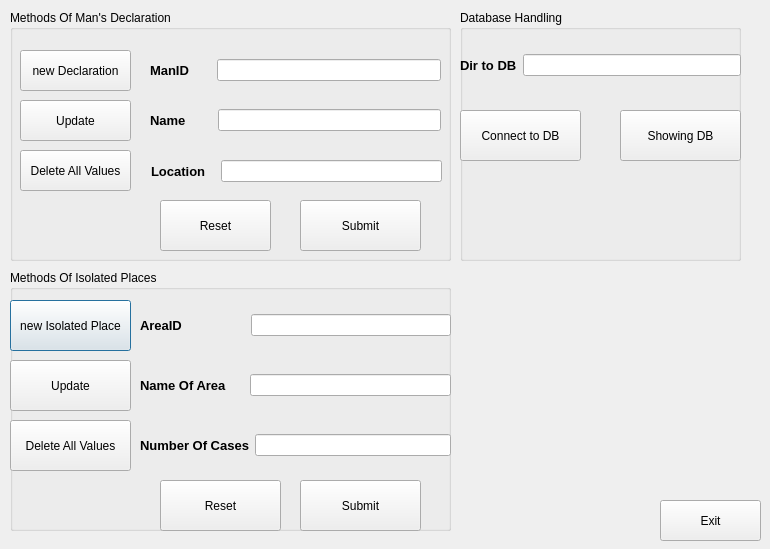
Old version of the form Doing_Project/Declaration/mainmenu.ui in the repository PhanNgocTrieu/Qt.
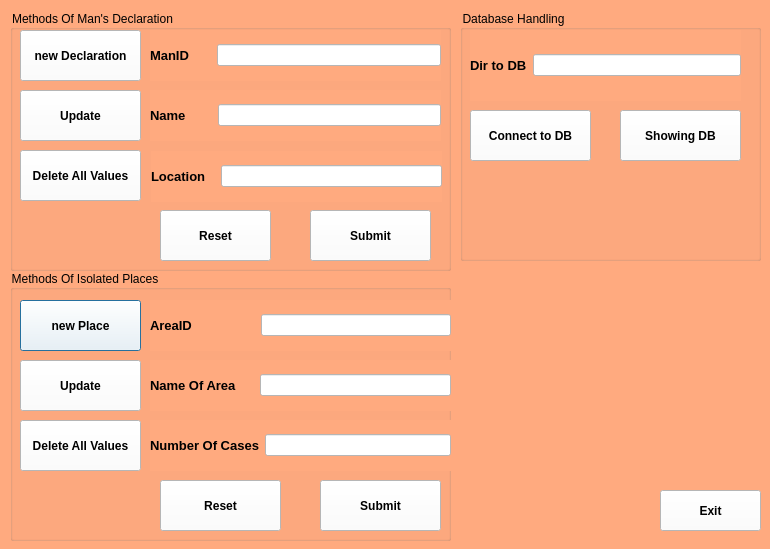
New version of the form.

```diff
--- a/Doing_Project/Declaration/mainmenu.ui
+++ b/Doing_Project/Declaration/mainmenu.ui
@@ -13,13 +13,17 @@
   <property name="windowTitle">
    <string>Dialog</string>
   </property>
+  <property name="styleSheet">
+   <string notr="true">
+background-color: rgb(255, 170, 127);</string>
+  </property>
   <widget class="QGroupBox" name="groupIsolatedPlace">
    <property name="geometry">
     <rect>
      <x>10</x>
      <y>270</y>
      <width>441</width>
-     <height>261</height>
+     <height>271</height>
     </rect>
    </property>
    <property name="title">
@@ -28,25 +32,43 @@
    <widget class="QPushButton" name="btnNewIsolatedPlace">
     <property name="geometry">
      <rect>
-      <x>0</x>
+      <x>10</x>
       <y>30</y>
       <width>121</width>
       <height>51</height>
      </rect>
     </property>
+    <property name="font">
+     <font>
+      <weight>75</weight>
+      <bold>true</bold>
+     </font>
+    </property>
+    <property name="styleSheet">
+     <string notr="true">background-color: rgb(255, 255, 255);</string>
+    </property>
     <property name="text">
-     <string>new Isolated Place</string>
+     <string>new Place</string>
     </property>
    </widget>
    <widget class="QPushButton" name="btnUpdateIsolatedPlace">
     <property name="geometry">
      <rect>
-      <x>0</x>
+      <x>10</x>
       <y>90</y>
       <width>121</width>
       <height>51</height>
      </rect>
     </property>
+    <property name="font">
+     <font>
+      <weight>75</weight>
+      <bold>true</bold>
+     </font>
+    </property>
+    <property name="styleSheet">
+     <string notr="true">background-color: rgb(255, 255, 255);</string>
+    </property>
     <property name="text">
      <string>Update</string>
     </property>
@@ -60,6 +82,15 @@
       <height>51</height>
      </rect>
     </property>
+    <property name="font">
+     <font>
+      <weight>75</weight>
+      <bold>true</bold>
+     </font>
+    </property>
+    <property name="styleSheet">
+     <string notr="true">background-color: rgb(255, 255, 255);</string>
+    </property>
     <property name="text">
      <string>Reset</string>
     </property>
@@ -67,12 +98,21 @@
    <widget class="QPushButton" name="btnSubmitOfIsolated">
     <property name="geometry">
      <rect>
-      <x>290</x>
+      <x>310</x>
       <y>210</y>
       <width>121</width>
       <height>51</height>
      </rect>
     </property>
+    <property name="font">
+     <font>
+      <weight>75</weight>
+      <bold>true</bold>
+     </font>
+    </property>
+    <property name="styleSheet">
+     <string notr="true">background-color: rgb(255, 255, 255);</string>
+    </property>
     <property name="text">
      <string>Submit</string>
     </property>
@@ -80,9 +120,9 @@
    <widget class="QWidget" name="layoutWidget_5">
     <property name="geometry">
      <rect>
-      <x>130</x>
+      <x>140</x>
       <y>150</y>
-      <width>311</width>
+      <width>301</width>
       <height>51</height>
      </rect>
     </property>
@@ -102,16 +142,20 @@
       </widget>
      </item>
      <item>
-      <widget class="QLineEdit" name="txtNumberOfCases"/>
+      <widget class="QLineEdit" name="txtNumberOfCases">
+       <property name="styleSheet">
+        <string notr="true">background-color: rgb(255, 255, 255);</string>
+       </property>
+      </widget>
      </item>
     </layout>
    </widget>
    <widget class="QWidget" name="layoutWidget_6">
     <property name="geometry">
      <rect>
-      <x>130</x>
+      <x>140</x>
       <y>90</y>
-      <width>311</width>
+      <width>301</width>
       <height>51</height>
      </rect>
     </property>
@@ -134,16 +178,20 @@
       </widget>
      </item>
      <item>
-      <widget class="QLineEdit" name="txtNameOfArea"/>
+      <widget class="QLineEdit" name="txtNameOfArea">
+       <property name="styleSheet">
+        <string notr="true">background-color: rgb(255, 255, 255);</string>
+       </property>
+      </widget>
      </item>
     </layout>
    </widget>
    <widget class="QWidget" name="layoutWidget_7">
     <property name="geometry">
      <rect>
-      <x>130</x>
+      <x>140</x>
       <y>30</y>
-      <width>311</width>
+      <width>301</width>
       <height>51</height>
      </rect>
     </property>
@@ -175,19 +223,32 @@
       </widget>
      </item>
      <item>
-      <widget class="QLineEdit" name="txtAreaID"/>
+      <widget class="QLineEdit" name="txtAreaID">
+       <property name="styleSheet">
+        <string notr="true">background-color: rgb(255, 255, 255);</string>
+       </property>
+      </widget>
      </item>
     </layout>
    </widget>
    <widget class="QPushButton" name="btnDeleteAllValuesIsolated">
     <property name="geometry">
      <rect>
-      <x>0</x>
+      <x>10</x>
       <y>150</y>
       <width>121</width>
       <height>51</height>
      </rect>
     </property>
+    <property name="font">
+     <font>
+      <weight>75</weight>
+      <bold>true</bold>
+     </font>
+    </property>
+    <property name="styleSheet">
+     <string notr="true">background-color: rgb(255, 255, 255);</string>
+    </property>
     <property name="text">
      <string>Delete All Values</string>
     </property>
@@ -198,7 +259,7 @@
     <rect>
      <x>460</x>
      <y>10</y>
-     <width>281</width>
+     <width>301</width>
      <height>251</height>
     </rect>
    </property>
@@ -208,12 +269,21 @@
    <widget class="QPushButton" name="ButtonConnectDB">
     <property name="geometry">
      <rect>
-      <x>0</x>
+      <x>10</x>
       <y>100</y>
       <width>121</width>
       <height>51</height>
      </rect>
     </property>
+    <property name="font">
+     <font>
+      <weight>75</weight>
+      <bold>true</bold>
+     </font>
+    </property>
+    <property name="styleSheet">
+     <string notr="true">background-color: rgb(255, 255, 255);</string>
+    </property>
     <property name="text">
      <string>Connect to DB</string>
     </property>
@@ -227,6 +297,15 @@
       <height>51</height>
      </rect>
     </property>
+    <property name="font">
+     <font>
+      <weight>75</weight>
+      <bold>true</bold>
+     </font>
+    </property>
+    <property name="styleSheet">
+     <string notr="true">background-color: rgb(255, 255, 255);</string>
+    </property>
     <property name="text">
      <string>Showing DB</string>
     </property>
@@ -234,9 +313,9 @@
    <widget class="QWidget" name="layoutWidget_4">
     <property name="geometry">
      <rect>
-      <x>0</x>
+      <x>10</x>
       <y>20</y>
-      <width>281</width>
+      <width>271</width>
       <height>71</height>
      </rect>
     </property>
@@ -256,7 +335,11 @@
       </widget>
      </item>
      <item>
-      <widget class="QLineEdit" name="txtDirOfDB"/>
+      <widget class="QLineEdit" name="txtDirOfDB">
+       <property name="styleSheet">
+        <string notr="true">background-color: rgb(255, 255, 255);</string>
+       </property>
+      </widget>
      </item>
     </layout>
    </widget>
@@ -265,11 +348,20 @@
    <property name="geometry">
     <rect>
      <x>660</x>
-     <y>500</y>
+     <y>490</y>
      <width>101</width>
      <height>41</height>
     </rect>
    </property>
+   <property name="font">
+    <font>
+     <weight>75</weight>
+     <bold>true</bold>
+    </font>
+   </property>
+   <property name="styleSheet">
+    <string notr="true">background-color: rgb(255, 255, 255);</string>
+   </property>
    <property name="text">
     <string>Exit</string>
    </property>
@@ -280,7 +372,7 @@
      <x>10</x>
      <y>10</y>
      <width>441</width>
-     <height>251</height>
+     <height>261</height>
     </rect>
    </property>
    <property name="title">
@@ -290,11 +382,20 @@
     <property name="geometry">
      <rect>
       <x>10</x>
-      <y>40</y>
-      <width>111</width>
-      <height>41</height>
+      <y>20</y>
+      <width>121</width>
+      <height>51</height>
      </rect>
     </property>
+    <property name="font">
+     <font>
+      <weight>75</weight>
+      <bold>true</bold>
+     </font>
+    </property>
+    <property name="styleSheet">
+     <string notr="true">background-color: rgb(255, 255, 255);</string>
+    </property>
     <property name="text">
      <string>new Declaration</string>
     </property>
@@ -303,11 +404,20 @@
     <property name="geometry">
      <rect>
       <x>10</x>
-      <y>90</y>
-      <width>111</width>
-      <height>41</height>
+      <y>80</y>
+      <width>121</width>
+      <height>51</height>
      </rect>
     </property>
+    <property name="font">
+     <font>
+      <weight>75</weight>
+      <bold>true</bold>
+     </font>
+    </property>
+    <property name="styleSheet">
+     <string notr="true">background-color: rgb(255, 255, 255);</string>
+    </property>
     <property name="text">
      <string>Update</string>
     </property>
@@ -316,11 +426,20 @@
     <property name="geometry">
      <rect>
       <x>150</x>
-      <y>190</y>
+      <y>200</y>
       <width>111</width>
       <height>51</height>
      </rect>
     </property>
+    <property name="font">
+     <font>
+      <weight>75</weight>
+      <bold>true</bold>
+     </font>
+    </property>
+    <property name="styleSheet">
+     <string notr="true">background-color: rgb(255, 255, 255);</string>
+    </property>
     <property name="text">
      <string>Reset</string>
     </property>
@@ -328,12 +447,21 @@
    <widget class="QPushButton" name="pushButtonSubmitOfDeclaration">
     <property name="geometry">
      <rect>
-      <x>290</x>
-      <y>190</y>
+      <x>300</x>
+      <y>200</y>
       <width>121</width>
       <height>51</height>
      </rect>
     </property>
+    <property name="font">
+     <font>
+      <weight>75</weight>
+      <bold>true</bold>
+     </font>
+    </property>
+    <property name="styleSheet">
+     <string notr="true">background-color: rgb(255, 255, 255);</string>
+    </property>
     <property name="text">
      <string>Submit</string>
     </property>
@@ -342,9 +470,9 @@
     <property name="geometry">
      <rect>
       <x>140</x>
-      <y>40</y>
+      <y>20</y>
       <width>291</width>
-      <height>41</height>
+      <height>51</height>
      </rect>
     </property>
     <layout class="QHBoxLayout" name="horizontalLayout">
@@ -366,7 +494,11 @@
       </widget>
      </item>
      <item>
-      <widget class="QLineEdit" name="txtManID"/>
+      <widget class="QLineEdit" name="txtManID">
+       <property name="styleSheet">
+        <string notr="true">background-color: rgb(255, 255, 255);</string>
+       </property>
+      </widget>
      </item>
     </layout>
    </widget>
@@ -374,9 +506,9 @@
     <property name="geometry">
      <rect>
       <x>140</x>
-      <y>90</y>
+      <y>80</y>
       <width>291</width>
-      <height>41</height>
+      <height>51</height>
      </rect>
     </property>
     <layout class="QHBoxLayout" name="horizontalLayout_2">
@@ -401,7 +533,11 @@
       </widget>
      </item>
      <item>
-      <widget class="QLineEdit" name="txtName"/>
+      <widget class="QLineEdit" name="txtName">
+       <property name="styleSheet">
+        <string notr="true">background-color: rgb(255, 255, 255);</string>
+       </property>
+      </widget>
      </item>
     </layout>
    </widget>
@@ -411,7 +547,7 @@
       <x>141</x>
       <y>141</y>
       <width>291</width>
-      <height>41</height>
+      <height>51</height>
      </rect>
     </property>
     <layout class="QHBoxLayout" name="horizontalLayout_3">
@@ -433,7 +569,11 @@
       </widget>
      </item>
      <item>
-      <widget class="QLineEdit" name="txtLocation"/>
+      <widget class="QLineEdit" name="txtLocation">
+       <property name="styleSheet">
+        <string notr="true">background-color: rgb(255, 255, 255);</string>
+       </property>
+      </widget>
      </item>
     </layout>
    </widget>
@@ -442,10 +582,19 @@
      <rect>
       <x>10</x>
       <y>140</y>
-      <width>111</width>
-      <height>41</height>
+      <width>121</width>
+      <height>51</height>
      </rect>
     </property>
+    <property name="font">
+     <font>
+      <weight>75</weight>
+      <bold>true</bold>
+     </font>
+    </property>
+    <property name="styleSheet">
+     <string notr="true">background-color: rgb(255, 255, 255);</string>
+    </property>
     <property name="text">
      <string>Delete All Values</string>
     </property>
```
